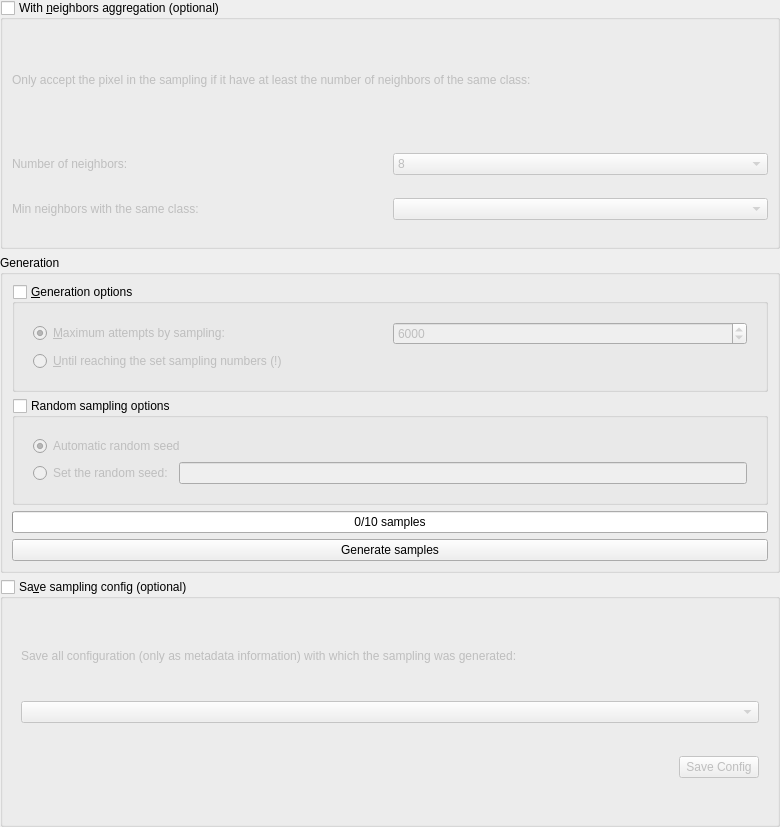
Above: ui/generate_samples_widget.ui from SMByC/AcATaMa before the change. Below: the same form after it.
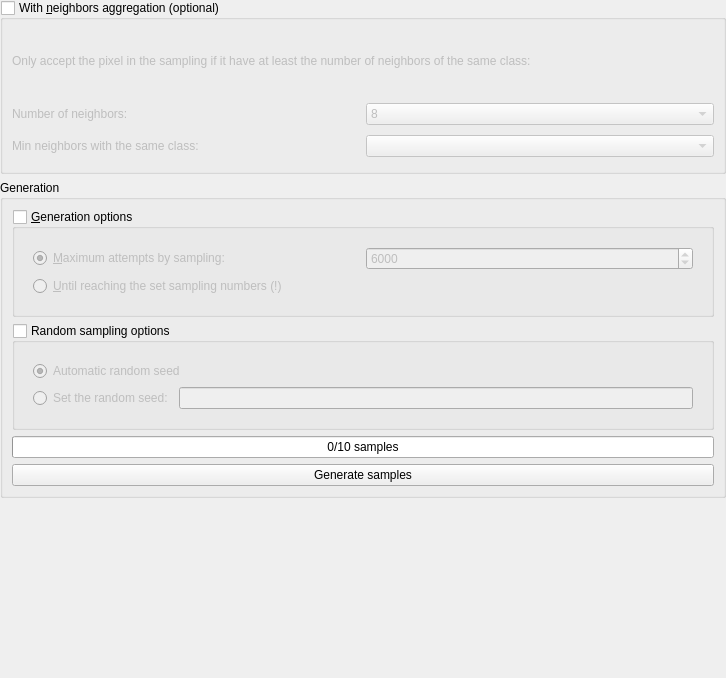
That is the form after the change.

Commit message: Deleted the option to save the sampling config as .ini file, use save/restore state instead

The edit to the form file:
```diff
--- a/ui/generate_samples_widget.ui
+++ b/ui/generate_samples_widget.ui
@@ -6,8 +6,8 @@
    <rect>
     <x>0</x>
     <y>0</y>
-    <width>780</width>
-    <height>827</height>
+    <width>726</width>
+    <height>678</height>
    </rect>
   </property>
   <property name="windowTitle">
@@ -297,88 +297,6 @@
       <property name="bottomMargin">
        <number>0</number>
       </property>
-      <item>
-       <widget class="QGroupBox" name="QGBox_save_sampling_config">
-        <property name="title">
-         <string>Sa&amp;ve sampling config (optional)</string>
-        </property>
-        <property name="checkable">
-         <bool>true</bool>
-        </property>
-        <property name="checked">
-         <bool>false</bool>
-        </property>
-        <layout class="QVBoxLayout" name="verticalLayout_5">
-         <item>
-          <widget class="QWidget" name="widget_save_sampling_config" native="true">
-           <layout class="QVBoxLayout" name="verticalLayout_6">
-            <item>
-             <widget class="QLabel" name="label_3">
-              <property name="text">
-               <string>Save all configuration (only as metadata information) with which the sampling was generated:</string>
-              </property>
-              <property name="alignment">
-               <set>Qt::AlignJustify|Qt::AlignVCenter</set>
-              </property>
-              <property name="wordWrap">
-               <bool>true</bool>
-              </property>
-             </widget>
-            </item>
-            <item>
-             <widget class="QComboBox" name="QCBox_SamplingToSave">
-              <property name="sizePolicy">
-               <sizepolicy hsizetype="Ignored" vsizetype="Fixed">
-                <horstretch>0</horstretch>
-                <verstretch>0</verstretch>
-               </sizepolicy>
-              </property>
-             </widget>
-            </item>
-            <item>
-             <widget class="QWidget" name="widget_4" native="true">
-              <layout class="QHBoxLayout" name="horizontalLayout_2">
-               <property name="leftMargin">
-                <number>0</number>
-               </property>
-               <property name="topMargin">
-                <number>0</number>
-               </property>
-               <property name="rightMargin">
-                <number>0</number>
-               </property>
-               <property name="bottomMargin">
-                <number>0</number>
-               </property>
-               <item>
-                <spacer name="horizontalSpacer_2">
-                 <property name="orientation">
-                  <enum>Qt::Horizontal</enum>
-                 </property>
-                 <property name="sizeHint" stdset="0">
-                  <size>
-                   <width>40</width>
-                   <height>20</height>
-                  </size>
-                 </property>
-                </spacer>
-               </item>
-               <item>
-                <widget class="QPushButton" name="QPBtn_SaveSamplingConf">
-                 <property name="text">
-                  <string>Save Config</string>
-                 </property>
-                </widget>
-               </item>
-              </layout>
-             </widget>
-            </item>
-           </layout>
-          </widget>
-         </item>
-        </layout>
-       </widget>
-      </item>
      </layout>
     </widget>
    </item>
```
Left out of the diff: 16 changed lines with no effect on the pictures. The commit also changes 2 other files.
